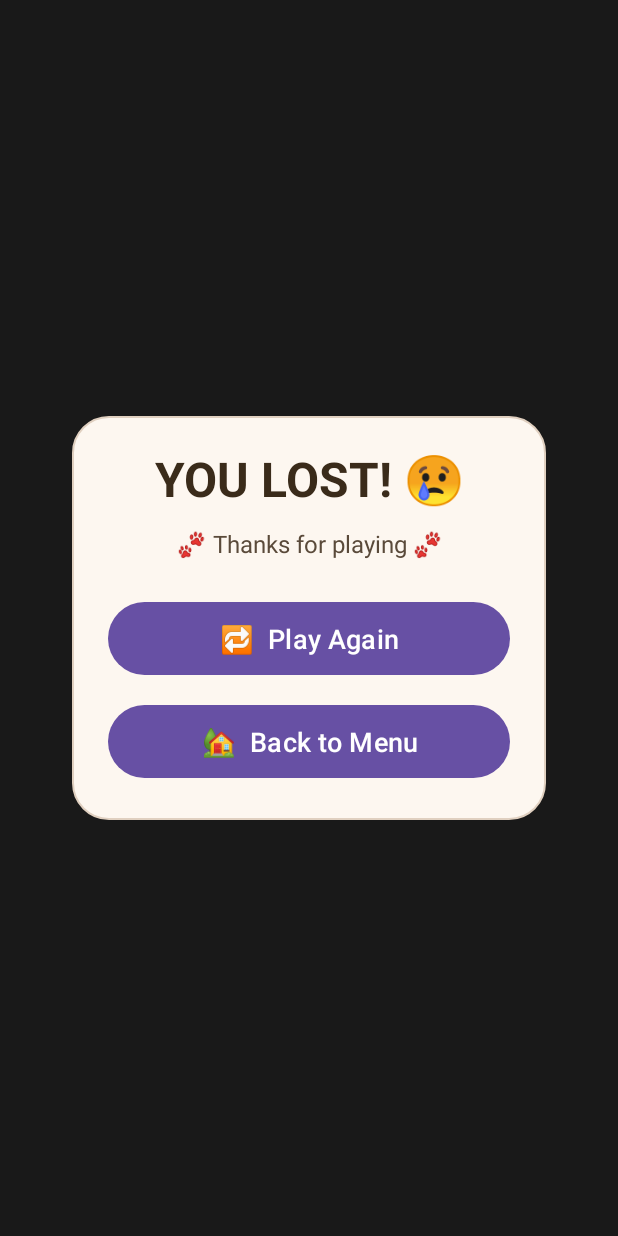
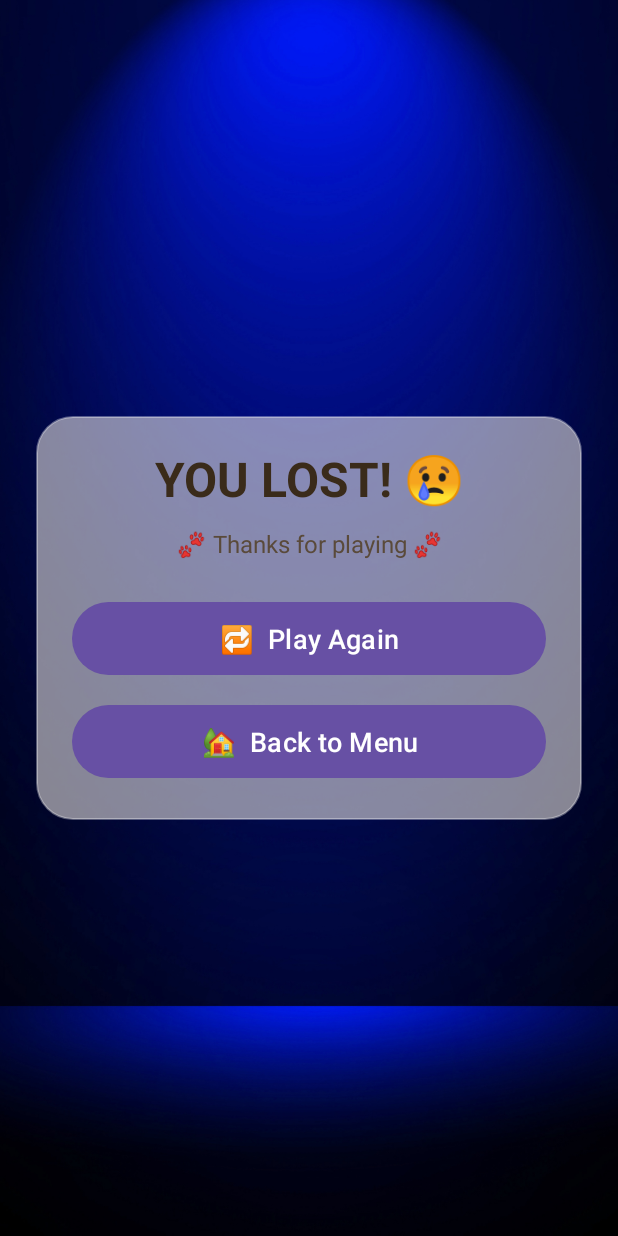
Before and after one commit to SoftLookingOtter/AnimalBattle, an Android app: the GameOverActivity screen opened directly, with no data from a screen before it, on a phone screen of 412 x 824 dp. Run offline under Robolectric (Android 15) with nearby library versions, the phone set to English and light mode, and no system bars.

Commit message:
Updated Game Over UI (transparent panel + win/lose backgrounds)

```diff
--- a/app/src/main/java/com/example/animalbattle/GameOverActivity.kt
+++ b/app/src/main/java/com/example/animalbattle/GameOverActivity.kt
@@ -3,6 +3,7 @@ package com.example.animalbattle
 import android.content.Intent
 import android.os.Bundle
 import android.widget.Button
+import android.widget.ImageView
 import android.widget.TextView
 import androidx.appcompat.app.AppCompatActivity
 import com.example.animalbattle.util.MusicManager
@@ -14,33 +15,34 @@ class GameOverActivity : AppCompatActivity() {
         super.onCreate(savedInstanceState)
         setContentView(R.layout.activity_game_over)
 
-        // I play a short ending jingle as soon as this screen shows up.
+        // I play the ending jingle as soon as this screen shows up.
         MusicManager.playEndJingle(this)
 
         val tvResult = findViewById<TextView>(R.id.tv_game_over_result)
         val playAgainButton = findViewById<Button>(R.id.button_play_again)
         val backToMenuButton = findViewById<Button>(R.id.button_back_to_menu)
+        val bgImage = findViewById<ImageView>(R.id.iv_game_over_bg)
 
-        // I check whether the player won or lost the whole game.
+        // I check if the player actually won the whole game.
         val playerWon = intent.getBooleanExtra("PLAYER_WON", false)
 
-        // Simple win/lose message with a small emoji to make it feel nicer.
-        tvResult.text = if (playerWon) {
-            "YOU WON! 🏆"
+        // I change both the text and the background depending on the result.
+        if (playerWon) {
+            tvResult.text = "YOU WON! 🏆"
+            bgImage.setImageResource(R.drawable.bg_win)
         } else {
-            "YOU LOST! 😢"
+            tvResult.text = "YOU LOST! 😢"
+            bgImage.setImageResource(R.drawable.bg_lose)
         }
 
-        // When the player wants to play again, I reset the score and start a new game.
+        // Starting a new game should always reset the score first.
         playAgainButton.setOnClickListener {
             ScoreManager.reset()
-
-            val intent = Intent(this, GameActivity::class.java)
-            startActivity(intent)
+            startActivity(Intent(this, GameActivity::class.java))
             finish()
         }
 
-        // Going back to the menu should also reset everything so the next run is fresh.
+        // Returning to the menu should also start fresh.
         backToMenuButton.setOnClickListener {
             ScoreManager.reset()
             finish()
@@ -49,7 +51,7 @@ class GameOverActivity : AppCompatActivity() {
 
     override fun onPause() {
         super.onPause()
-        // If the user leaves this screen, I stop the ending jingle immediately.
+        // If the player leaves this screen, I immediately stop the jingle.
         MusicManager.stop()
     }
 }
--- a/app/src/main/res/drawable/bg_game_over_panel.xml
+++ b/app/src/main/res/drawable/bg_game_over_panel.xml
@@ -1,22 +1,17 @@
 <?xml version="1.0" encoding="utf-8"?>
 <shape xmlns:android="http://schemas.android.com/apk/res/android">
+    <!-- I wanted the game over panel to be slightly transparent so the background image shows through. -->
+    <solid android:color="#88FDF7F0" /> <!-- AA = ~53% opacity -->
 
-    <!-- I’m using a soft cream background here so the panel feels warm and calm. -->
-    <solid android:color="#FDF7F0" />
-
-    <!-- Rounded corners to match the rest of the UI style. -->
     <corners android:radius="24dp" />
 
-    <!-- Small padding inside the shape so the contents get some breathing room. -->
     <padding
-        android:left="8dp"
-        android:top="8dp"
-        android:right="8dp"
-        android:bottom="8dp" />
+        android:left="16dp"
+        android:top="16dp"
+        android:right="16dp"
+        android:bottom="16dp" />
 
-    <!-- A very subtle stroke to give the panel a bit of definition. -->
     <stroke
         android:width="1dp"
-        android:color="#E0D0C0" />
-
+        android:color="#55FFFFFF" /> <!-- soft, subtle border -->
 </shape>
--- a/app/src/main/res/layout/activity_game_over.xml
+++ b/app/src/main/res/layout/activity_game_over.xml
@@ -4,11 +4,18 @@
     xmlns:app="http://schemas.android.com/apk/res-auto"
     android:id="@+id/game_over_root"
     android:layout_width="match_parent"
+    android:layout_height="match_parent">
+
+    <!-- I keep the background image here so I can swap between win/lose from Kotlin. -->
+    <ImageView
+        android:id="@+id/iv_game_over_bg"
+        android:layout_width="match_parent"
         android:layout_height="match_parent"
-    android:padding="24dp"
-    android:background="#191919">
+        android:scaleType="centerCrop"
+        android:src="@drawable/bg_win"
+        android:contentDescription="@null" />
 
-    <!-- I keep everything inside this centered panel so the screen feels clean and focused. -->
+    <!-- This is the semi-transparent panel in the center. -->
     <LinearLayout
         android:id="@+id/game_over_content"
         android:layout_width="0dp"
@@ -24,7 +31,7 @@
     app:layout_constraintStart_toStartOf="parent"
     app:layout_constraintEnd_toEndOf="parent">
 
-        <!-- The main result text (win/lose) is set from Kotlin. -->
+    <!-- The win/lose text is set from Kotlin. -->
     <TextView
         android:id="@+id/tv_game_over_result"
         android:layout_width="match_parent"
@@ -38,7 +45,7 @@
         android:maxLines="1"
         android:includeFontPadding="false" />
 
-        <!-- A small “thanks” message under the main result. -->
+    <!-- Small line of emojis below the main text. -->
     <TextView
         android:id="@+id/tv_game_over_sub"
         android:layout_width="wrap_content"
@@ -49,7 +56,7 @@
         android:textColor="#5A4A3A"
         android:layout_marginBottom="24dp" />
 
-        <!-- Button to start a fresh game. -->
+    <!-- Play Again button -->
     <Button
         android:id="@+id/button_play_again"
         android:layout_width="match_parent"
@@ -59,7 +66,7 @@
         android:textSize="18sp"
         android:layout_marginBottom="12dp" />
 
-        <!-- Button to go back to the main menu. -->
+    <!-- Back to menu -->
     <Button
         android:id="@+id/button_back_to_menu"
         android:layout_width="match_parent"
```
Also changed, not shown: app/src/main/res/drawable/bg_lose.png (added), app/src/main/res/drawable/bg_win.png (added). Lines whose indentation alone changed are shown as unchanged.
